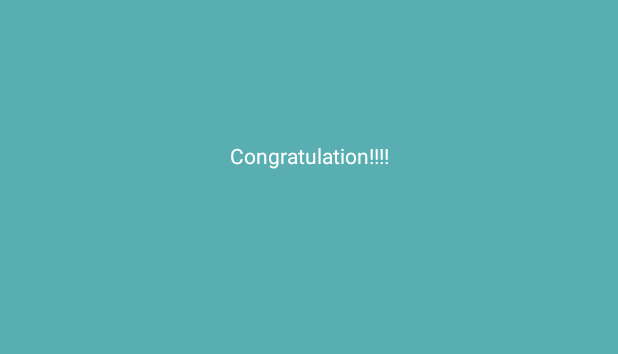
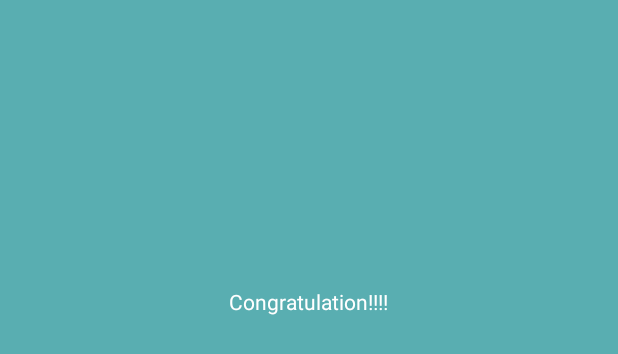
Before and after one commit to romerotac/SquareGame, an Android app: the layout toast_winning_layout.xml on its own in the app's theme, with its tools: preview values and no code run, on a phone screen of 412 x 824 dp. Shown: the top 354 px of the screen. Run offline under Robolectric (Android 15) with nearby library versions, the phone set to English and light mode, and no system bars.

```diff
--- a/app/src/main/res/layout/toast_winning_layout.xml
+++ b/app/src/main/res/layout/toast_winning_layout.xml
@@ -2,10 +2,10 @@
 <androidx.constraintlayout.widget.ConstraintLayout xmlns:android="http://schemas.android.com/apk/res/android"
     xmlns:app="http://schemas.android.com/apk/res-auto"
     xmlns:tools="http://schemas.android.com/tools"
+    android:id="@+id/toast_root"
     android:layout_width="match_parent"
     android:layout_height="match_parent"
-    android:background="#59AEB1"
-    android:id="@+id/toast_root">
+    android:background="#59AEB1">
 
 
     <TextView
@@ -14,9 +14,36 @@
         android:layout_height="wrap_content"
         android:text="Congratulation!!!!"
         android:textColor="@android:color/white"
-        app:layout_constraintBottom_toBottomOf="parent"
+        app:layout_constraintBottom_toTopOf="@+id/guideline11"
         app:layout_constraintEnd_toEndOf="parent"
+        app:layout_constraintHorizontal_bias="0.498"
         app:layout_constraintStart_toStartOf="parent"
         app:layout_constraintTop_toTopOf="parent"
-        app:layout_constraintVertical_bias="0.117" />
+        app:layout_constraintVertical_bias="0.617" />
+
+    <androidx.constraintlayout.widget.Guideline
+        android:id="@+id/guideline11"
+        android:layout_width="wrap_content"
+        android:layout_height="wrap_content"
+        android:orientation="horizontal"
+        app:layout_constraintGuide_end="495dp" />
+
+    <androidx.constraintlayout.widget.Barrier
+        android:id="@+id/barrier"
+        android:layout_width="wrap_content"
+        android:layout_height="wrap_content"
+        app:barrierDirection="top" />
+
+    <androidx.constraintlayout.widget.Barrier
+        android:id="@+id/barrier2"
+        android:layout_width="wrap_content"
+        android:layout_height="wrap_content"
+        app:barrierDirection="top" />
+
+    <androidx.constraintlayout.widget.Guideline
+        android:id="@+id/guideline12"
+        android:layout_width="wrap_content"
+        android:layout_height="wrap_content"
+        android:orientation="horizontal"
+        app:layout_constraintGuide_begin="307dp" />
 </androidx.constraintlayout.widget.ConstraintLayout>
```
Also changed, not shown: app/src/main/java/com/example/squaregameconnected/GamePlay.java (+226 -12 lines), app/src/main/res/layout/activity_game_play.xml (+24 -1 lines).
